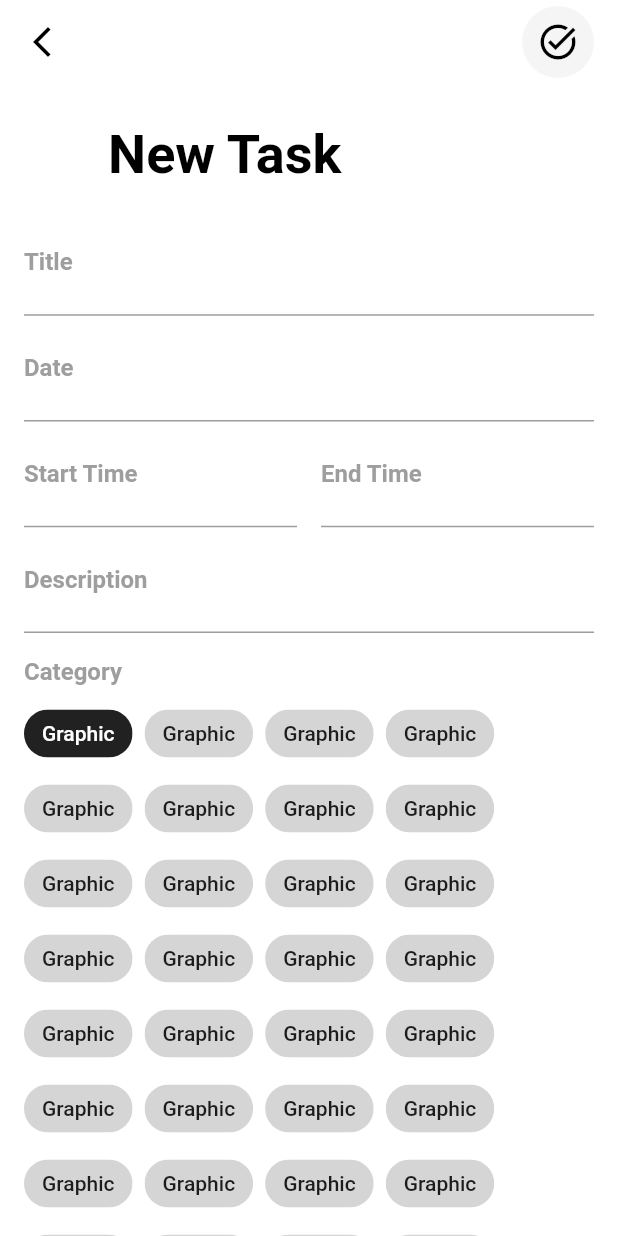
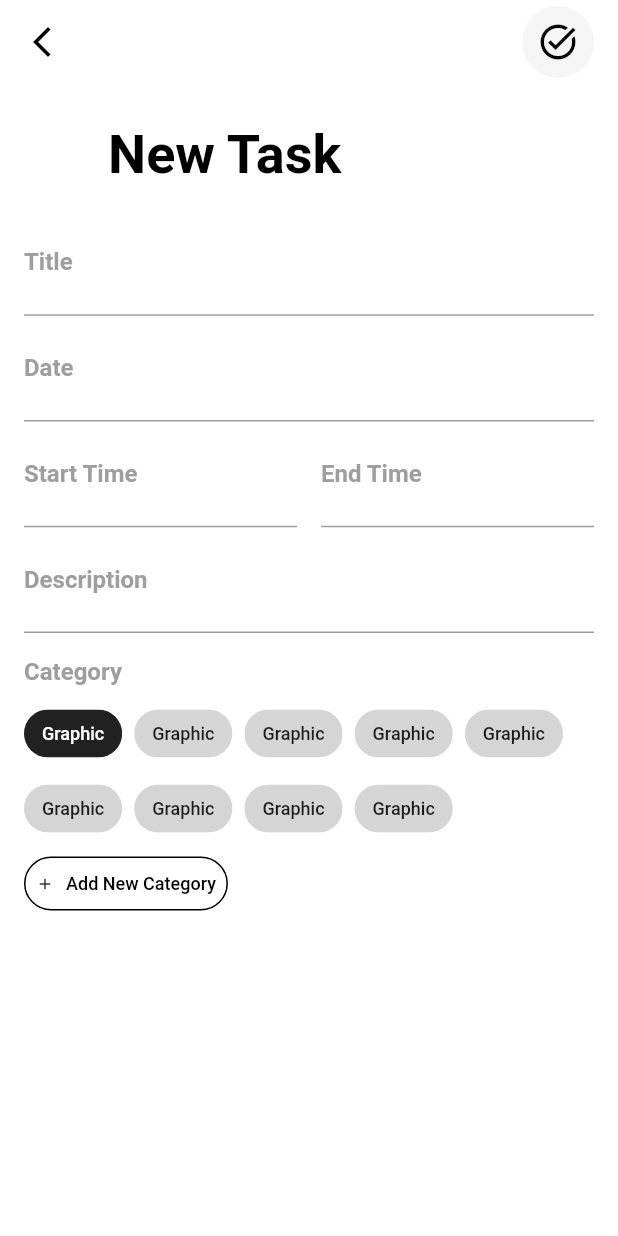
Before and after one commit to SamratAlShahriar/task_management_app, a Flutter app: the AddTaskPage screen opened by its route, on a phone screen of 412 x 824 dp. Run offline on Flutter 3.47's test engine with Material 2 defaults, Android fonts, the phone set to English and light mode, and no system bars; our stand-ins replace dotted_border, google_fonts, table_calendar.

Commit message:
new files

```diff
--- a/lib/custom_widgets/task_add_item.dart
+++ b/lib/custom_widgets/task_add_item.dart
@@ -1,6 +1,6 @@
 import 'package:dotted_border/dotted_border.dart';
 import 'package:flutter/material.dart';
-import 'package:task_management_app/pages/add_task_page.dart';
+import 'package:task_management_app/pages/add_new_task_page.dart';
 
 class TaskAddItem extends StatelessWidget {
   const TaskAddItem({Key? key}) : super(key: key);
--- a/lib/main.dart
+++ b/lib/main.dart
@@ -1,6 +1,6 @@
 import 'package:flutter/material.dart';
 import 'package:flutter/services.dart';
-import 'package:task_management_app/pages/add_task_page.dart';
+import 'package:task_management_app/pages/add_new_task_page.dart';
 import 'package:task_management_app/pages/home_page.dart';
 import 'package:task_management_app/pages/task_details_page.dart';
 import 'package:task_management_app/theme/theme.dart';
--- a/lib/pages/add_task_page.dart
+++ b/lib/pages/add_new_task_page.dart
@@ -20,7 +20,6 @@ class _AddTaskPageState extends State<AddTaskPage> {
 
   @override
   void initState() {
-    // TODO: implement initState
     txtTitleCtrl = TextEditingController();
     txtDateCtrl = TextEditingController();
     txtStartTimeCtrl = TextEditingController();
@@ -31,7 +30,6 @@ class _AddTaskPageState extends State<AddTaskPage> {
 
   @override
   void dispose() {
-    // TODO: implement dispose
     txtTitleCtrl.dispose();
     txtDateCtrl.dispose();
     txtStartTimeCtrl.dispose();
@@ -78,7 +76,7 @@ class _AddTaskPageState extends State<AddTaskPage> {
                 ),
                 child: IconButton(
                     onPressed: () {},
-                    icon: Icon(
+                    icon: const Icon(
                       Icons.task_alt,
                       color: Colors.black,
                       size: 28,
@@ -231,9 +229,28 @@ class _AddTaskPageState extends State<AddTaskPage> {
           Wrap(
             spacing: 8,
             runSpacing: 2,
-            children: List.generate(
-                100,
-                (index) => ChoiceChip(
+            children: List.generate(10, (index) {
+              if (index == 9) {
+                return TextButton.icon(
+                  style: TextButton.styleFrom(
+                      foregroundColor: Colors.black,
+                      shape: RoundedRectangleBorder(
+                          side: const BorderSide(
+                            width: 1,
+                          ),
+                          borderRadius: BorderRadius.circular(30))),
+                  label: const Text(
+                    'Add New Category',
+                    style: TextStyle(fontSize: 12),
+                  ),
+                  icon: const Icon(
+                    (Icons.add),
+                    size: 12,
+                  ),
+                  onPressed: () {},
+                );
+              }
+              return ChoiceChip(
                 label: const Text(
                   'Graphic',
                 ),
@@ -241,9 +258,9 @@ class _AddTaskPageState extends State<AddTaskPage> {
                 selectedColor: Colors.black87,
                 labelStyle: TextStyle(
                   color: index == _selectedIndex ? Colors.white : null,
+                  fontSize: 12,
                 ),
-                      padding: const EdgeInsets.symmetric(
-                          horizontal: 4, vertical: 4),
+                padding: const EdgeInsets.symmetric(horizontal: 4, vertical: 4),
                 selected: index == _selectedIndex ? true : false,
                 onSelected: (value) {
                   setState(() {
@@ -251,7 +268,8 @@ class _AddTaskPageState extends State<AddTaskPage> {
                     _selected = value;
                   });
                 },
-                    )),
+              );
+            }),
           ),
         ],
       ),
--- a/lib/pages/home_page.dart
+++ b/lib/pages/home_page.dart
@@ -3,7 +3,7 @@ import 'package:flutter/material.dart';
 import 'package:task_management_app/custom_widgets/go_premium.dart';
 import 'package:task_management_app/custom_widgets/task_add_item.dart';
 import 'package:task_management_app/custom_widgets/task_item.dart';
-import 'package:task_management_app/pages/add_task_page.dart';
+import 'package:task_management_app/pages/add_new_task_page.dart';
 
 class HomePage extends StatelessWidget {
   static const String routeName = '/home_page';
--- a/pubspec.yaml
+++ b/pubspec.yaml
@@ -39,6 +39,9 @@ dependencies:
   dotted_border:
   table_calendar:
   google_fonts:
+  intl:
+  provider:
+  flutter_datetime_picker: ^1.5.1
 
 dev_dependencies:
   flutter_test:
```
Also changed, not shown: pubspec.lock. Lines whose indentation alone changed are shown as unchanged.
